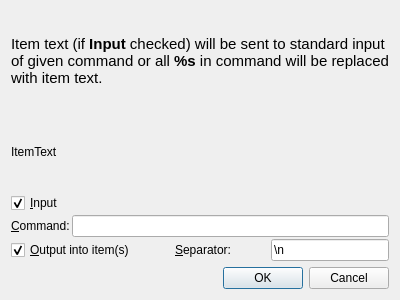
Before: the Qt Designer form src/actiondialog.ui in hluk/CopyQ, drawn with Qt 5.
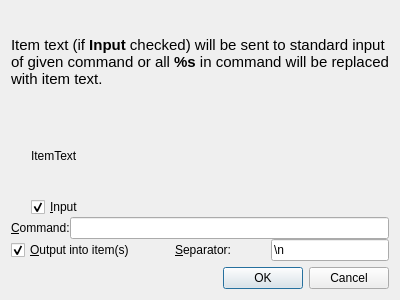
After: the same form once the commit is applied.

Patch:
```diff
--- a/src/actiondialog.ui
+++ b/src/actiondialog.ui
@@ -17,7 +17,7 @@
    <item row="0" column="0">
     <layout class="QVBoxLayout" name="verticalLayout">
      <property name="spacing">
-      <number>2</number>
+      <number>0</number>
      </property>
      <item>
       <widget class="QLabel" name="inputInfoLabel">
@@ -34,7 +34,16 @@
       </widget>
      </item>
      <item>
-      <layout class="QVBoxLayout" name="verticalLayout_2">
+      <layout class="QVBoxLayout" name="inputLayout">
+       <property name="spacing">
+        <number>0</number>
+       </property>
+       <property name="leftMargin">
+        <number>20</number>
+       </property>
+       <property name="rightMargin">
+        <number>0</number>
+       </property>
        <item>
         <widget class="QLabel" name="inputText">
          <property name="text">
```
